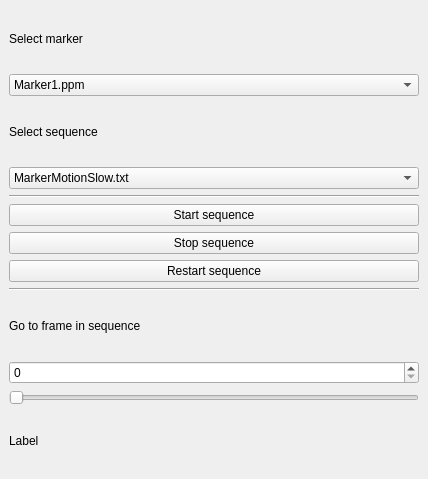
Above: src/SamplePlugin.ui from TobiasLundby/ROVI_FinalProject before the change. Below: the same form after it.
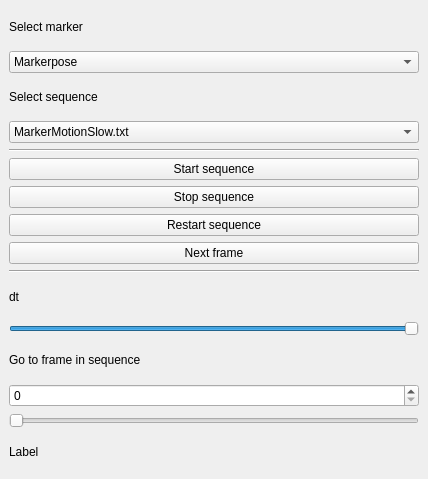
That is the form after the change.

Commit message: "Dt-slider", next-frame button, markerpose works

```diff
--- a/src/SamplePlugin.ui
+++ b/src/SamplePlugin.ui
@@ -26,6 +26,11 @@
       </item>
       <item>
        <widget class="QComboBox" name="_drop_markerselect">
+        <item>
+         <property name="text">
+          <string>Markerpose</string>
+         </property>
+        </item>
         <item>
          <property name="text">
           <string>Marker1.ppm</string>
@@ -102,6 +107,13 @@
         </property>
        </widget>
       </item>
+      <item>
+       <widget class="QPushButton" name="_btnNextFrame">
+        <property name="text">
+         <string>Next frame</string>
+        </property>
+       </widget>
+      </item>
       <item>
        <widget class="Line" name="line_2">
         <property name="orientation">
@@ -109,6 +121,32 @@
         </property>
        </widget>
       </item>
+      <item>
+       <widget class="QLabel" name="label_4">
+        <property name="text">
+         <string>dt</string>
+        </property>
+       </widget>
+      </item>
+      <item>
+       <widget class="QSlider" name="_dtslider">
+        <property name="minimum">
+         <number>1</number>
+        </property>
+        <property name="maximum">
+         <number>1000</number>
+        </property>
+        <property name="pageStep">
+         <number>5</number>
+        </property>
+        <property name="value">
+         <number>1000</number>
+        </property>
+        <property name="orientation">
+         <enum>Qt::Horizontal</enum>
+        </property>
+       </widget>
+      </item>
       <item>
        <widget class="QLabel" name="label_3">
         <property name="text">
```
The commit also changes 2 other files.
